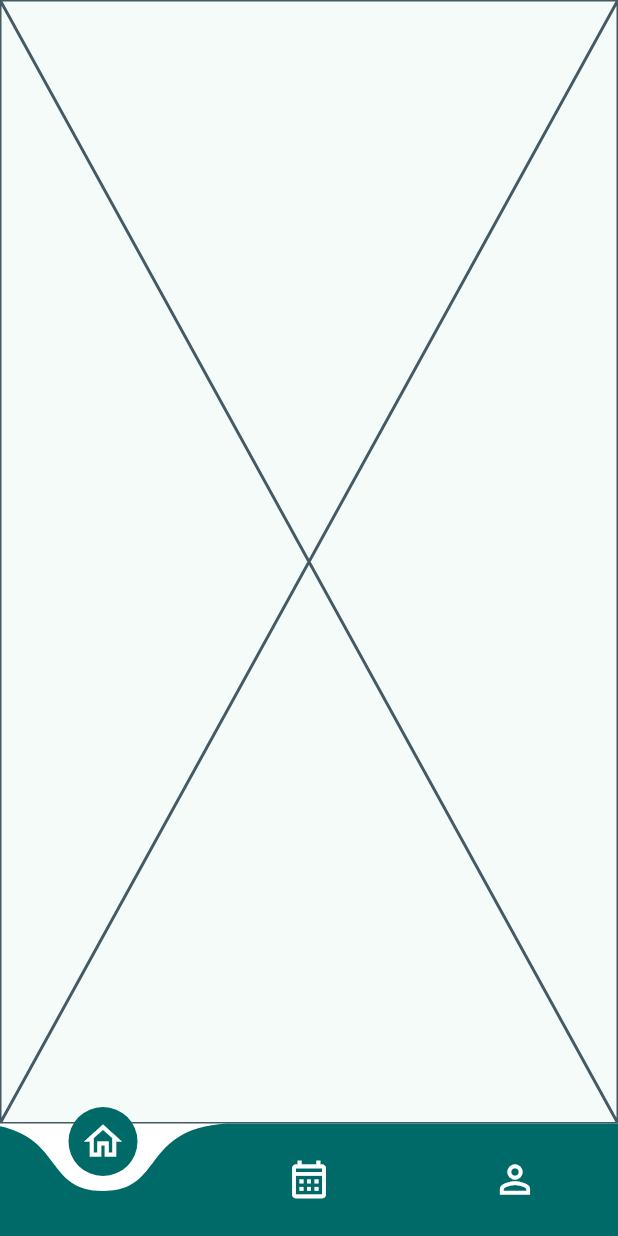
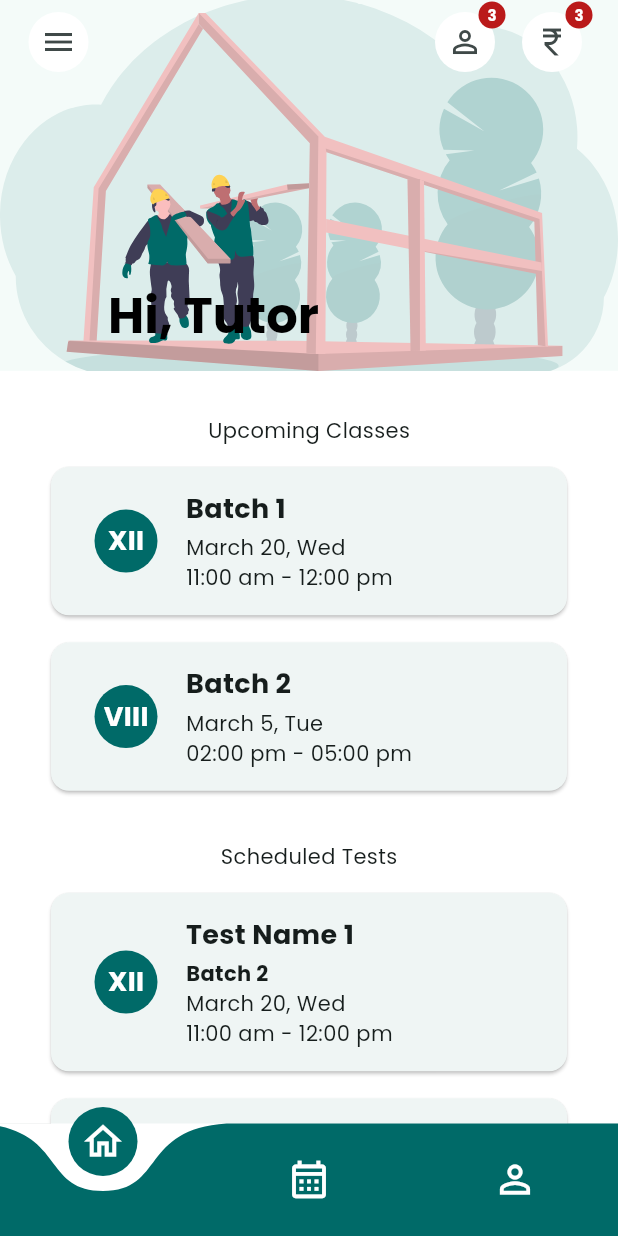
Before and after one commit to Suriya-KS/Latha-Tuition-App, a Flutter app: the TutorDashboardScreen screen opened directly, on a phone screen of 412 x 824 dp. Run offline on Flutter 3.47's test engine with Material 3 defaults, Android fonts, the phone set to English and light mode, and no system bars; drawn by our look-alikes of curved_navigation_bar; our stand-ins replace cloud_firestore, firebase_auth, firebase_core, flutter_riverpod, flutter_spinkit, flutter_svg and 4 more; accounts and stored records are empty.

Commit message:
feat: :sparkles: add home and loading screen design

```diff
--- /dev/null
+++ b/lib/providers/animated_drawer_provider.dart
@@ -0,0 +1,44 @@
+import 'package:flutter_riverpod/flutter_riverpod.dart';
+
+enum AnimatedDrawer {
+  isOpen,
+  xOffset,
+  yOffset,
+  scale,
+  rotateZ,
+}
+
+final initialState = {
+  AnimatedDrawer.isOpen: false,
+  AnimatedDrawer.xOffset: 0.0,
+  AnimatedDrawer.yOffset: 0.0,
+  AnimatedDrawer.scale: 1.0,
+  AnimatedDrawer.rotateZ: 0.0,
+};
+
+class AnimatedDrawerNotifier
+    extends StateNotifier<Map<AnimatedDrawer, dynamic>> {
+  AnimatedDrawerNotifier() : super(initialState);
+
+  void toggleAnimatedDrawer() {
+    if (state[AnimatedDrawer.isOpen]) {
+      state = initialState;
+
+      return;
+    }
+
+    state = {
+      ...state,
+      AnimatedDrawer.isOpen: true,
+      AnimatedDrawer.xOffset: 290.0,
+      AnimatedDrawer.yOffset: 80.0,
+      AnimatedDrawer.scale: 0.8,
+      AnimatedDrawer.rotateZ: -50.0,
+    };
+  }
+}
+
+final animatedDrawerProvider =
+    StateNotifierProvider<AnimatedDrawerNotifier, Map<AnimatedDrawer, dynamic>>(
+  (ref) => AnimatedDrawerNotifier(),
+);
--- a/lib/screens/tutor_dashboard.dart
+++ b/lib/screens/tutor_dashboard.dart
@@ -1,6 +1,7 @@
 import 'package:flutter/material.dart';
 
 import 'package:latha_tuition_app/widgets/bottom_navigation_bar/curved_bottom_navigation_bar.dart';
+import 'package:latha_tuition_app/widgets/tutor_dashboard/home_view.dart';
 import 'package:latha_tuition_app/widgets/tutor_dashboard/events_view.dart';
 import 'package:latha_tuition_app/widgets/tutor_dashboard/student_administration_view.dart';
 
@@ -13,7 +14,7 @@ class TutorDashboardScreen extends StatefulWidget {
 
 class _TutorDashboardScreenState extends State<TutorDashboardScreen> {
   static const pages = [
-    Placeholder(),
+    HomeView(),
     EventsView(),
     StudentAdministrationView(),
   ];
@@ -44,9 +45,7 @@ class _TutorDashboardScreenState extends State<TutorDashboardScreen> {
           index: currentPageIndex,
           onTap: changeView,
         ),
-        body: SafeArea(
-          child: pages[currentPageIndex],
-        ),
+        body: pages[currentPageIndex],
       ),
     );
   }
--- a/lib/utilities/dummy_data.dart
+++ b/lib/utilities/dummy_data.dart
@@ -351,3 +351,39 @@ final List<Map<String, dynamic>> dummyBatchPaymentApproval = [
     'amount': 2200.5,
   },
 ];
+
+final List<Map<String, dynamic>> dummyUpcomingClasses = [
+  {
+    'batchName': 'Batch 1',
+    'standard': 'XII',
+    'date': DateTime.now(),
+    'startTime': const TimeOfDay(hour: 11, minute: 0),
+    'endTime': const TimeOfDay(hour: 12, minute: 0),
+  },
+  {
+    'batchName': 'Batch 2',
+    'standard': 'VIII',
+    'date': DateTime(2002, 3, 5),
+    'startTime': const TimeOfDay(hour: 14, minute: 0),
+    'endTime': const TimeOfDay(hour: 17, minute: 0),
+  },
+];
+
+final List<Map<String, dynamic>> dummyScheduledTests = [
+  {
+    'testName': 'Test Name 1',
+    'batchName': 'Batch 2',
+    'standard': 'XII',
+    'date': DateTime.now(),
+    'startTime': const TimeOfDay(hour: 11, minute: 0),
+    'endTime': const TimeOfDay(hour: 12, minute: 0),
+  },
+  {
+    'testName': 'Test Name 2',
+    'batchName': 'Batch 3',
+    'standard': 'VIII',
+    'date': DateTime(2002, 3, 5),
+    'startTime': const TimeOfDay(hour: 14, minute: 0),
+    'endTime': const TimeOfDay(hour: 17, minute: 0),
+  },
+];
--- a/lib/utilities/helper_functions.dart
+++ b/lib/utilities/helper_functions.dart
@@ -7,6 +7,8 @@ import 'package:latha_tuition_app/utilities/constants.dart';
 import 'package:latha_tuition_app/providers/attendance_provider.dart';
 import 'package:latha_tuition_app/screens/login.dart';
 import 'package:latha_tuition_app/screens/student_registration.dart';
+import 'package:latha_tuition_app/screens/student_approval.dart';
+import 'package:latha_tuition_app/screens/payment_approval.dart';
 
 void navigateToLoginScreen(BuildContext context, Screen? screen) {
   if (screen == Screen.onboarding) {
@@ -70,6 +72,24 @@ void navigateToStudentRegistrationScreen(
   }
 }
 
+void navigateToStudentApprovalScreen(BuildContext context) {
+  Navigator.push(
+    context,
+    MaterialPageRoute(
+      builder: (context) => const StudentApprovalScreen(),
+    ),
+  );
+}
+
+void navigateToPaymentApprovalScreen(BuildContext context) {
+  Navigator.push(
+    context,
+    MaterialPageRoute(
+      builder: (context) => const PaymentApprovalScreen(),
+    ),
+  );
+}
+
 Future<UserType?> getAuthenticatedUserType(
   BuildContext context,
   String userID,
@@ -89,9 +109,30 @@ Future<UserType?> getAuthenticatedUserType(
   return null;
 }
 
+String formatName(String name) {
+  final firstName = name.split(' ')[0];
+
+  if (firstName.length <= 7) return 'Hi, $firstName';
+
+  String shortenedName = '${firstName.substring(0, 7)}...';
+  return 'Hi, $shortenedName';
+}
+
 String formatDate(DateTime date) {
   final formatter = DateFormat('MMMM d, yyyy');
   return formatter.format(date);
+}
+
+String formatDateDay(DateTime date) {
+  final monthFormatter = DateFormat.MMMM();
+  final dayFormatter = DateFormat.d();
+  final dayOfWeekFormatter = DateFormat.E();
+
+  final month = monthFormatter.format(date);
+  final day = dayFormatter.format(date);
+  final dayOfWeek = dayOfWeekFormatter.format(date);
+
+  return '$month $day, $dayOfWeek';
 }
 
 String formatTime(TimeOfDay time) {
--- /dev/null
+++ b/lib/widgets/buttons/icon_with_badge_button.dart
@@ -0,0 +1,56 @@
+import 'package:flutter/material.dart';
+
+class IconWithBadgeButton extends StatelessWidget {
+  const IconWithBadgeButton({
+    required this.icon,
+    required this.onPressed,
+    this.badgeCount = 0,
+    super.key,
+  });
+
+  final IconData icon;
+  final void Function() onPressed;
+  final int badgeCount;
+
+  @override
+  Widget build(BuildContext context) {
+    return Stack(
+      clipBehavior: Clip.none,
+      children: [
+        IconButton(
+          style: IconButton.styleFrom(
+            backgroundColor: Colors.white,
+          ),
+          onPressed: onPressed,
+          icon: Icon(icon),
+        ),
+        if (badgeCount != 0)
+          Positioned(
+            top: -3,
+            right: -3,
+            child: Container(
+              height: 18,
+              width: 18,
+              decoration: BoxDecoration(
+                color: Theme.of(context).colorScheme.error,
+                borderRadius: BorderRadius.circular(100),
+              ),
+              child: Center(
+                child: Padding(
+                  padding: const EdgeInsets.all(2),
+                  child: Text(
+                    badgeCount.toString(),
+                    style: const TextStyle(
+                      color: Colors.white,
+                      fontSize: 10,
+                      fontWeight: FontWeight.bold,
+                    ),
+                  ),
+                ),
+              ),
+            ),
+          )
+      ],
+    );
+  }
+}
--- a/lib/widgets/cards/text_avatar_card.dart
+++ b/lib/widgets/cards/text_avatar_card.dart
@@ -7,14 +7,14 @@ class TextAvatarCard extends StatelessWidget {
     required this.title,
     required this.avatarText,
     required this.children,
-    required this.onTap,
+    this.onTap,
     super.key,
   });
 
   final String title;
   final String avatarText;
   final List<Widget> children;
-  final void Function() onTap;
+  final void Function()? onTap;
 
   @override
   Widget build(BuildContext context) {
--- a/lib/widgets/tutor_dashboard/events_view.dart
+++ b/lib/widgets/tutor_dashboard/events_view.dart
@@ -11,7 +11,8 @@ class EventsView extends StatelessWidget {
 
   @override
   Widget build(BuildContext context) {
-    return Stack(
+    return SafeArea(
+      child: Stack(
         children: [
           const Column(
             children: [
@@ -28,6 +29,7 @@ class EventsView extends StatelessWidget {
             ),
           ),
         ],
+      ),
     );
   }
 }
--- /dev/null
+++ b/lib/widgets/tutor_dashboard/home_contents.dart
@@ -0,0 +1,56 @@
+import 'package:flutter/material.dart';
+
+import 'package:latha_tuition_app/utilities/constants.dart';
+import 'package:latha_tuition_app/utilities/dummy_data.dart';
+import 'package:latha_tuition_app/utilities/helper_functions.dart';
+import 'package:latha_tuition_app/widgets/cards/text_avatar_card.dart';
+
+class HomeContents extends StatelessWidget {
+  const HomeContents({super.key});
+
+  @override
+  Widget build(BuildContext context) {
+    return Padding(
+      padding: const EdgeInsets.all(screenPadding),
+      child: Column(
+        children: [
+          const Text('Upcoming Classes'),
+          for (int i = 0; i < 2; i++)
+            TextAvatarCard(
+              title: dummyUpcomingClasses[i]['batchName'],
+              avatarText: dummyUpcomingClasses[i]['standard'],
+              children: [
+                Text(formatDateDay(dummyUpcomingClasses[i]['date'])),
+                Text(
+                  formatTimeRange(
+                    dummyUpcomingClasses[i]['startTime'],
+                    dummyUpcomingClasses[i]['endTime'],
+                  ),
+                ),
+              ],
+            ),
+          const SizedBox(height: screenPadding),
+          const Text('Scheduled Tests'),
+          for (int i = 0; i < 2; i++)
+            TextAvatarCard(
+              title: dummyScheduledTests[i]['testName'],
+              avatarText: dummyScheduledTests[i]['standard'],
+              children: [
+                Text(
+                  dummyScheduledTests[i]['batchName'],
+                  style: const TextStyle(fontWeight: FontWeight.bold),
+                ),
+                Text(formatDateDay(dummyScheduledTests[i]['date'])),
+                Text(
+                  formatTimeRange(
+                    dummyScheduledTests[i]['startTime'],
+                    dummyScheduledTests[i]['endTime'],
+                  ),
+                ),
+              ],
+            ),
+        ],
+      ),
+    );
+  }
+}
--- /dev/null
+++ b/lib/widgets/tutor_dashboard/home_view.dart
@@ -0,0 +1,70 @@
+import 'package:flutter/material.dart';
+import 'package:flutter_riverpod/flutter_riverpod.dart';
+
+import 'package:latha_tuition_app/utilities/helper_functions.dart';
+import 'package:latha_tuition_app/providers/animated_drawer_provider.dart';
+import 'package:latha_tuition_app/widgets/utilities/side_drawer.dart';
+import 'package:latha_tuition_app/widgets/app_bar/scrollable_image_app_bar.dart';
+import 'package:latha_tuition_app/widgets/tutor_dashboard/home_contents.dart';
+
+class HomeView extends ConsumerStatefulWidget {
+  const HomeView({super.key});
+
+  @override
+  ConsumerState<HomeView> createState() => _HomeViewState();
+}
+
+class _HomeViewState extends ConsumerState<HomeView> {
+  @override
+  Widget build(BuildContext context) {
+    final animatedDrawerData = ref.watch(animatedDrawerProvider);
+    final screenHeight = MediaQuery.of(context).size.height;
+
+    return Stack(
+      children: [
+        const SideDrawer(),
+        AnimatedContainer(
+          duration: const Duration(milliseconds: 200),
+          decoration: BoxDecoration(
+            color: Colors.white,
+            borderRadius: BorderRadius.circular(
+              animatedDrawerData[AnimatedDrawer.isOpen] ? 30 : 0,
+            ),
+            boxShadow: [
+              BoxShadow(
+                color: Colors.black.withOpacity(0.2),
+                spreadRadius: 10,
+                blurRadius: 30,
+                offset: const Offset(0, 3),
+              ),
+            ],
+          ),
+          clipBehavior: animatedDrawerData[AnimatedDrawer.isOpen]
+              ? Clip.hardEdge
+              : Clip.none,
+          transform: Matrix4.translationValues(
+            animatedDrawerData[AnimatedDrawer.xOffset],
+            animatedDrawerData[AnimatedDrawer.yOffset],
+            0,
+          )
+            ..scale(animatedDrawerData[AnimatedDrawer.scale])
+            ..rotateZ(animatedDrawerData[AnimatedDrawer.rotateZ]),
+          child: CustomScrollView(
+            slivers: [
+              ScrollableImageAppBar(
+                title: formatName('Tutor Name'),
+                screenHeight: screenHeight,
+              ),
+              SliverList(
+                delegate: SliverChildBuilderDelegate(
+                  childCount: 1,
+                  (context, index) => const HomeContents(),
+                ),
+              ),
+            ],
+          ),
+        ),
+      ],
+    );
+  }
+}
--- /dev/null
+++ b/lib/widgets/utilities/side_drawer.dart
@@ -0,0 +1,43 @@
+import 'package:flutter/material.dart';
+import 'package:flutter_riverpod/flutter_riverpod.dart';
+
+import 'package:latha_tuition_app/utilities/constants.dart';
+import 'package:latha_tuition_app/providers/animated_drawer_provider.dart';
+import 'package:latha_tuition_app/utilities/helper_functions.dart';
+import 'package:latha_tuition_app/widgets/texts/title_text.dart';
+
+class SideDrawer extends ConsumerWidget {
+  const SideDrawer({super.key});
+
+  @override
+  Widget build(BuildContext context, WidgetRef ref) {
+    return GestureDetector(
+      onTap: ref.read(animatedDrawerProvider.notifier).toggleAnimatedDrawer,
+      child: Scaffold(
+        body: SafeArea(
+          child: Padding(
+            padding: const EdgeInsets.all(screenPadding),
+            child: Column(
+              crossAxisAlignment: CrossAxisAlignment.start,
+              children: [
+                TitleText(title: formatName('Tutor Name')),
+                const SizedBox(height: 50),
+                TextButton(
+                  onPressed: () {},
+                  child: const Row(
+                    mainAxisSize: MainAxisSize.min,
+                    children: [
+                      Icon(Icons.logout_outlined),
+                      SizedBox(width: 10),
+                      Text('Log Out'),
+                    ],
+                  ),
+                ),
+              ],
+            ),
+          ),
+        ),
+      ),
+    );
+  }
+}
```
Also changed, not shown: lib/widgets/app_bar/scrollable_image_app_bar.dart (added, +65 -0 lines), lib/widgets/tutor_dashboard/student_administration_action_list.dart (+1 -20 lines), lib/widgets/utilities/loading_overlay.dart (added, +42 -0 lines). Lines whose indentation alone changed are shown as unchanged.
